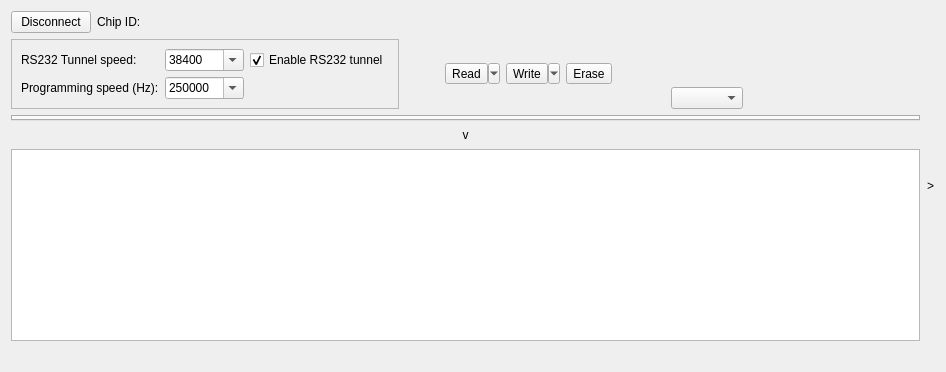
This is src/LorrisShupito/lorrisshupito.ui in Tasssadar/Lorris as Qt 5 draws it before an edit. The edited form follows.
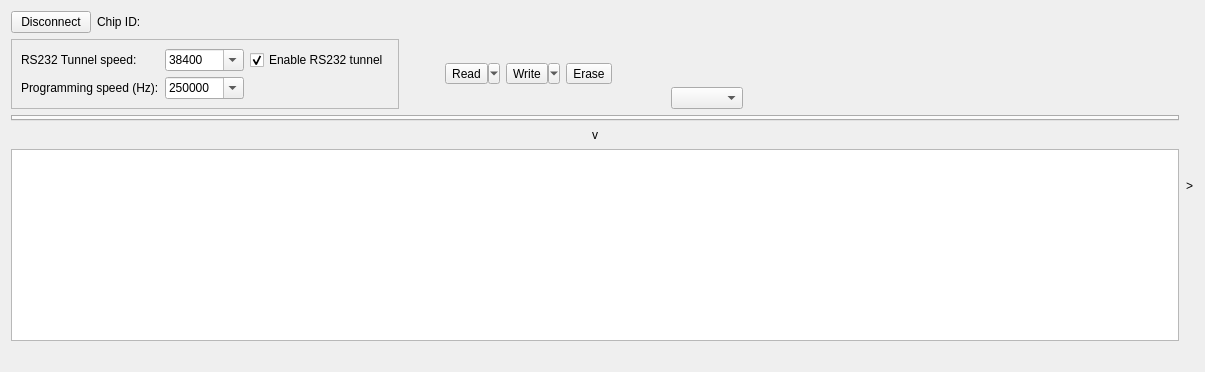
This is the edited form. Icons and pictures are not drawn.

Commit message: [90] Add support for ATmega 328(P) and 1284P, add lock bits for ATmega48

What changed in the file:
```diff
--- a/src/LorrisShupito/lorrisshupito.ui
+++ b/src/LorrisShupito/lorrisshupito.ui
@@ -6,7 +6,7 @@
    <rect>
     <x>0</x>
     <y>0</y>
-    <width>946</width>
+    <width>1205</width>
     <height>372</height>
    </rect>
   </property>
```
Left out of the diff: 3 changed lines with no effect on the pictures. The commit also changes 2 other files.
